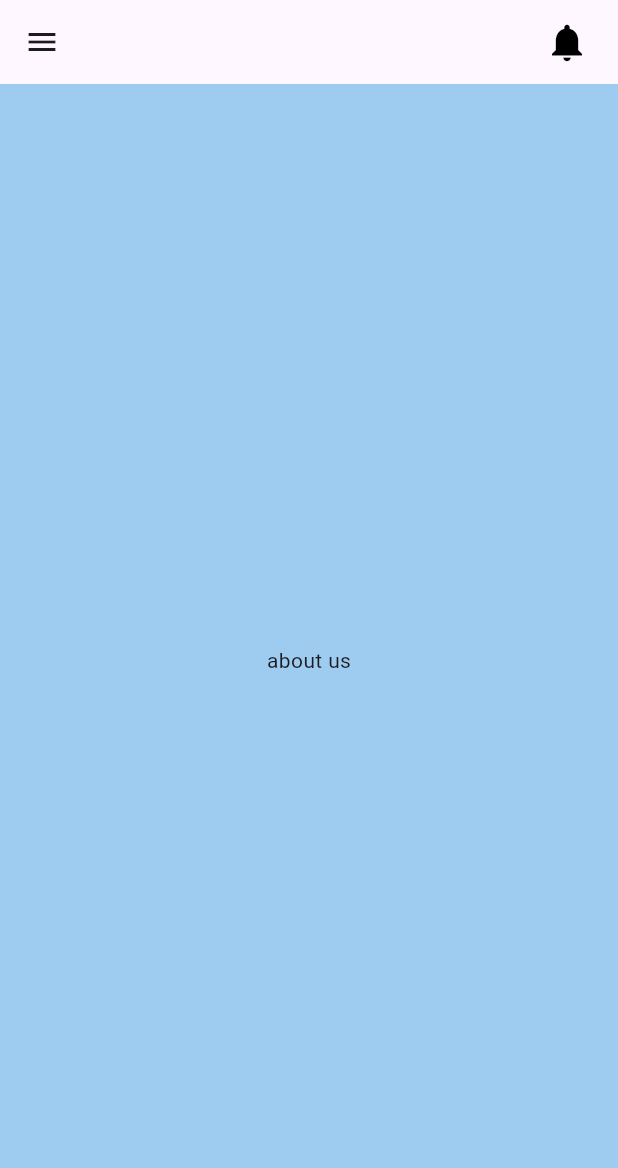
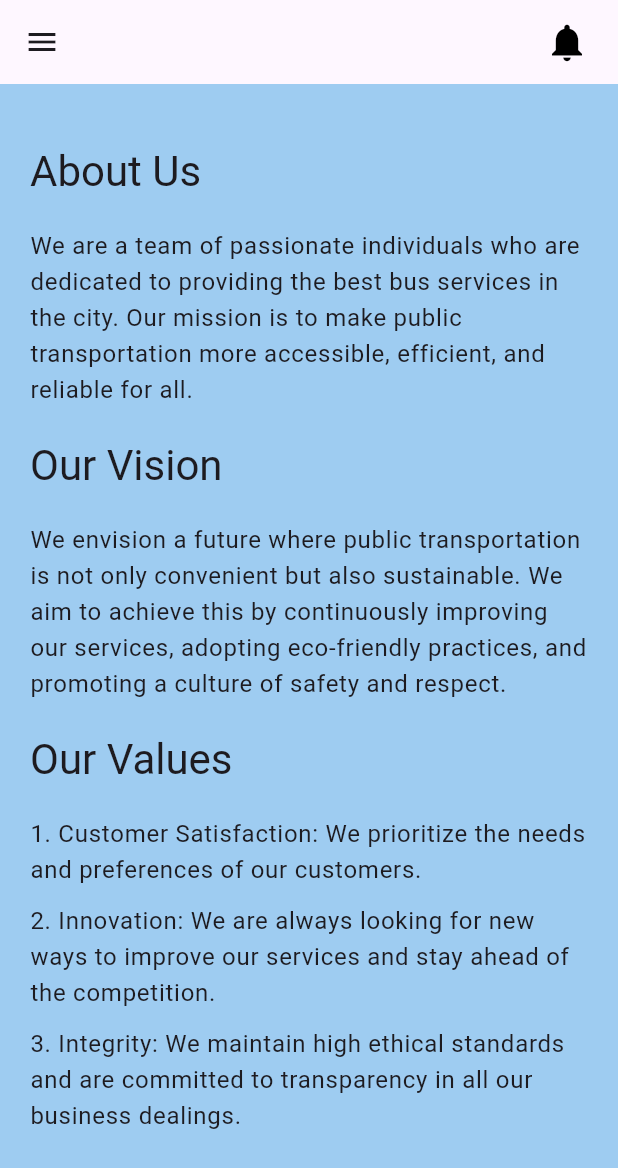
Before and after one commit to Maneek-afk/Yaatra, a Flutter app: the AboutusPage screen opened by its route, on a phone screen of 412 x 824 dp. Shown: the top 1168 px of the screen. Run offline on Flutter 3.47's test engine with Material 3 defaults, Android fonts, the phone set to English and light mode, and no system bars; our stand-ins replace cloud_firestore, firebase_auth, firebase_core; accounts and stored records are empty.

```diff
--- a/lib/pages/AboutusPage.dart
+++ b/lib/pages/AboutusPage.dart
@@ -2,19 +2,102 @@ import 'package:bus/components/MyAppbar.dart';
 import 'package:bus/components/Side_menu.dart';
 import 'package:flutter/material.dart';
 
-
 class AboutusPage extends StatelessWidget {
-  const AboutusPage({super.key});
+  const AboutusPage({Key? key}) : super(key: key);
 
   @override
   Widget build(BuildContext context) {
-    return  const Scaffold(
-      backgroundColor:  Color.fromARGB(255, 158, 204, 241),
-
+    return Scaffold(
+      backgroundColor: Color.fromARGB(255, 158, 204, 241),
       appBar:  PreferredSize(preferredSize: Size.fromHeight(kToolbarHeight), child: MyAppBar()),
       drawer:  SideMenu(),
+      body: Stack(
+        children: [
 
-      body: Center(child: Text("about us")),
+          SafeArea(
+            child: SingleChildScrollView(
+              padding: EdgeInsets.symmetric(horizontal: 20),
+              child: Column(
+                crossAxisAlignment: CrossAxisAlignment.start,
+                children: [
+                  SizedBox(height: 20),
+
+                  SizedBox(height: 20),
+                  _buildAboutUsSection(context),
+                  SizedBox(height: 20),
+                  _buildOurVisionSection(context),
+                  SizedBox(height: 20),
+                  _buildOurValuesSection(context),
+                ],
+              ),
+            ),
+          ),
+        ],
+      ),
+
+    );
+  }
+
+
+
+  Widget _buildAboutUsSection(BuildContext context) {
+    return Column(
+      crossAxisAlignment: CrossAxisAlignment.start,
+      children: [
+        Text(
+          'About Us',
+          style: Theme.of(context).textTheme.headline4,
+        ),
+        SizedBox(height: 20),
+        Text(
+          'We are a team of passionate individuals who are dedicated to providing the best bus services in the city. Our mission is to make public transportation more accessible, efficient, and reliable for all.',
+          style: Theme.of(context).textTheme.bodyText1,
+        ),
+      ],
+    );
+  }
+
+  Widget _buildOurVisionSection(BuildContext context) {
+    return Column(
+      crossAxisAlignment: CrossAxisAlignment.start,
+      children: [
+        Text(
+          'Our Vision',
+          style: Theme.of(context).textTheme.headline4,
+        ),
+        SizedBox(height: 20),
+        Text(
+          'We envision a future where public transportation is not only convenient but also sustainable. We aim to achieve this by continuously improving our services, adopting eco-friendly practices, and promoting a culture of safety and respect.',
+          style: Theme.of(context).textTheme.bodyText1,
+        ),
+      ],
+    );
+  }
+
+  Widget _buildOurValuesSection(BuildContext context) {
+    return Column(
+      crossAxisAlignment: CrossAxisAlignment.start,
+      children: [
+        Text(
+          'Our Values',
+          style: Theme.of(context).textTheme.headline4,
+        ),
+        SizedBox(height: 20),
+        Text(
+          '1. Customer Satisfaction: We prioritize the needs and preferences of our customers.',
+          style: Theme.of(context).textTheme.bodyText1,
+        ),
+        SizedBox(height: 10),
+        Text(
+          '2. Innovation: We are always looking for new ways to improve our services and stay ahead of the competition.',
+          style: Theme.of(context).textTheme.bodyText1,
+        ),
+        SizedBox(height: 10),
+        Text(
+          '3. Integrity: We maintain high ethical standards and are committed to transparency in all our business dealings.',
+          style: Theme.of(context).textTheme.bodyText1,
+        ),
+      ],
     );
   }
 }
```
Also changed, not shown: lib/pages/BookingPage.dart (+38 -10 lines), lib/pages/HelpPage.dart (+35 -7 lines).
